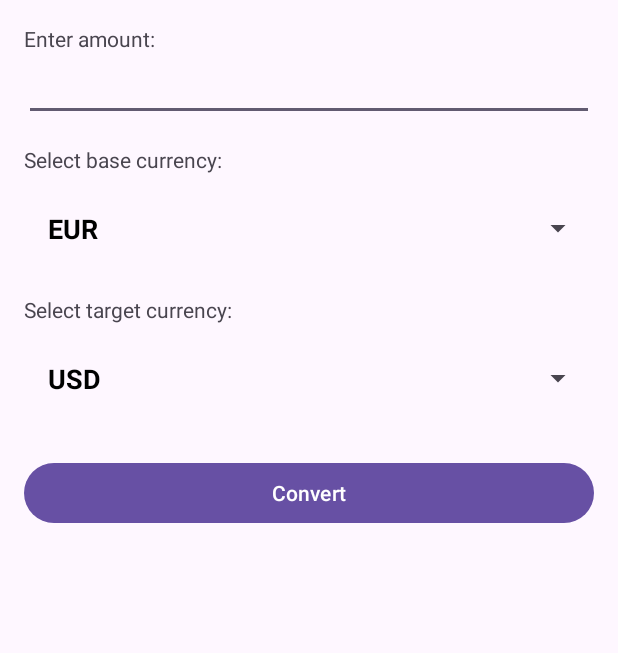
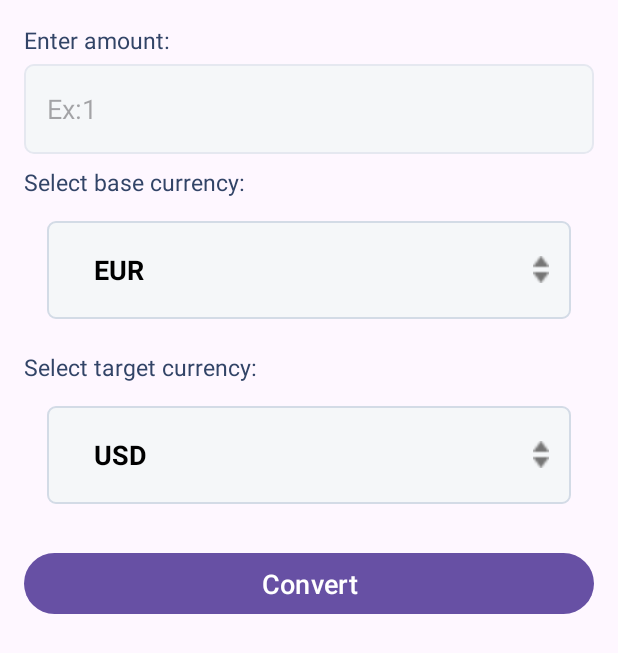
Before and after one commit to PhalugunaRao/CurrencyConverter, an Android app: the CurrencyConvertActivity screen opened directly, with no data from a screen before it, on a phone screen of 412 x 824 dp. Shown: the top 653 px of the screen. Run offline under Robolectric (Android 15) with nearby library versions, the phone set to English and light mode, and no system bars; our stand-ins replace data binding, sdp/ssp sizes.

Commit message:
update Ui

```diff
--- a/app/src/main/java/com/currency/ui/CurrencyRatesActivity.kt
+++ b/app/src/main/java/com/currency/ui/CurrencyRatesActivity.kt
@@ -68,8 +68,6 @@ class CurrencyRatesActivity:  AppCompatActivity() {
         )
         binding.spinnerBaseCurrency.adapter = baseCurrencyAdapter
 
-
-
         binding.spinnerBaseCurrency.onItemSelectedListener = object : AdapterView.OnItemSelectedListener {
             override fun onItemSelected(parent: AdapterView<*>?, view: View?, position: Int, id: Long) {
                 baseCurrency = CurrencyUtils.baseCurrencies[position]
--- /dev/null
+++ b/app/src/main/res/drawable/input_state_default.xml
@@ -0,0 +1,8 @@
+<?xml version="1.0" encoding="utf-8"?>
+<shape xmlns:android="http://schemas.android.com/apk/res/android">
+    <corners android:radius="6dp" />
+    <stroke
+        android:width="1dp"
+        android:color="@color/light_grey_border_color" />
+    <solid android:color="@color/window_background" />
+</shape>
--- /dev/null
+++ b/app/src/main/res/drawable/selector_bg.xml
@@ -0,0 +1,22 @@
+<?xml version="1.0" encoding="utf-8"?>
+<layer-list xmlns:android="http://schemas.android.com/apk/res/android">
+    <item>
+        <shape android:shape="rectangle">
+            <solid android:color="@color/background_grey" />
+            <stroke
+                android:width="@dimen/_1sdp"
+                android:color="#d3dbe6" />
+            <corners android:radius="@dimen/_4sdp" />
+        </shape>
+    </item>
+
+    <item
+        android:width="@dimen/_8sdp"
+        android:height="@dimen/_14sdp"
+        android:bottom="15dp"
+        android:drawable="@drawable/selector"
+        android:gravity="center_vertical|right"
+        android:left="15dp"
+        android:right="15dp"
+        android:top="15dp" />
+</layer-list>
--- a/app/src/main/res/layout/convert_layout.xml
+++ b/app/src/main/res/layout/convert_layout.xml
@@ -15,43 +15,71 @@
         <TextView
             android:layout_width="wrap_content"
             android:layout_height="wrap_content"
+            android:textSize="@dimen/_12ssp"
+            android:textColor="@color/color_heading_one"
             android:text="Enter amount:" />
 
         <EditText
             android:id="@+id/editTextAmount"
             android:layout_width="match_parent"
-            android:layout_height="wrap_content"
+            android:layout_height="@dimen/_46sdp"
+            android:layout_marginTop="@dimen/_4sdp"
+            android:background="@drawable/input_state_default"
+            android:hint="Ex:1"
+            android:paddingStart="@dimen/_12sdp"
             android:inputType="numberDecimal" />
 
         <TextView
             android:layout_width="wrap_content"
             android:layout_height="wrap_content"
-            android:layout_marginTop="16dp"
+            android:layout_marginTop="@dimen/_6sdp"
+            android:textSize="@dimen/_12ssp"
+            android:textColor="@color/color_heading_one"
             android:text="Select base currency:" />
 
         <Spinner
             android:id="@+id/spinnerBaseCurrency"
             android:layout_width="match_parent"
-            android:layout_height="wrap_content"
-            android:layout_marginTop="8dp" />
-
+            android:layout_height="@dimen/_50sdp"
+            android:layout_marginTop="@dimen/_12sdp"
+            android:layout_marginEnd="@dimen/_12sdp"
+            android:layout_marginStart="@dimen/_12sdp"
+            android:layout_marginBottom="@dimen/_10sdp"
+            android:background="@drawable/selector_bg"
+            android:gravity="center"
+            android:paddingStart="@dimen/_12sdp"
+            android:textColor="@color/color_heading_one"
+            android:textColorHint="@color/grey_button_text_color"
+            android:textSize="@dimen/_12ssp" />
         <TextView
             android:layout_width="wrap_content"
             android:layout_height="wrap_content"
-            android:layout_marginTop="16dp"
+            android:layout_marginTop="@dimen/_6sdp"
+            android:textSize="@dimen/_12ssp"
+            android:textColor="@color/color_heading_one"
             android:text="Select target currency:" />
-
         <Spinner
             android:id="@+id/spinnerTargetCurrency"
             android:layout_width="match_parent"
-            android:layout_height="wrap_content"
-            android:layout_marginTop="8dp" />
+            android:layout_height="@dimen/_50sdp"
+            android:layout_marginTop="@dimen/_12sdp"
+            android:layout_marginEnd="@dimen/_12sdp"
+            android:layout_marginStart="@dimen/_12sdp"
+            android:layout_marginBottom="@dimen/_10sdp"
+            android:background="@drawable/selector_bg"
+            android:gravity="center"
+            android:paddingStart="@dimen/_12sdp"
+            android:textColor="@color/color_heading_one"
+            android:textColorHint="@color/grey_button_text_color"
+            android:textSize="@dimen/_12ssp" />
 
         <Button
             android:id="@+id/buttonConvert"
             android:layout_width="match_parent"
             android:layout_height="wrap_content"
-            android:layout_marginTop="24dp"
+            android:layout_marginTop="@dimen/_12sdp"
+            android:textSize="@dimen/_14ssp"
+            android:padding="@dimen/_6sdp"
             android:text="Convert" />
 
         <TextView
@@ -59,8 +87,8 @@
             android:layout_width="wrap_content"
             android:layout_height="wrap_content"
             android:layout_marginTop="24dp"
-            android:textColor="@android:color/black"
-            android:textSize="18sp" />
+            android:textColor="@color/color_heading_one"
+            android:textSize="@dimen/_16ssp" />
     </LinearLayout>
 </RelativeLayout>
 </layout>
--- a/app/src/main/res/values/colors.xml
+++ b/app/src/main/res/values/colors.xml
@@ -8,4 +8,10 @@
     <color name="gray_900">#212121</color>
     <color name="gray_800">#424242</color>
     <color name="gray_700">#616161</color>
+    <color name="background_grey">#F5F7F9</color>
+    <color name="color_heading_one">#324467</color>
+    <color name="color_heading_two">#4D6189</color>
+    <color name="grey_button_text_color">#a4b0cc</color>
+    <color name="light_grey_border_color">#E5E8F0</color>
+    <color name="window_background">#F5F7F9</color>
 </resources>
```
Also changed, not shown: app/src/main/java/com/currency/ui/VisualisedActivity.kt (+33 -0 lines), app/src/main/res/layout/activity_main_view.xml (+28 -1 lines), app/src/main/res/layout/chart_layout.xml (+27 -2 lines), app/src/main/res/drawable/selector.png (added).
